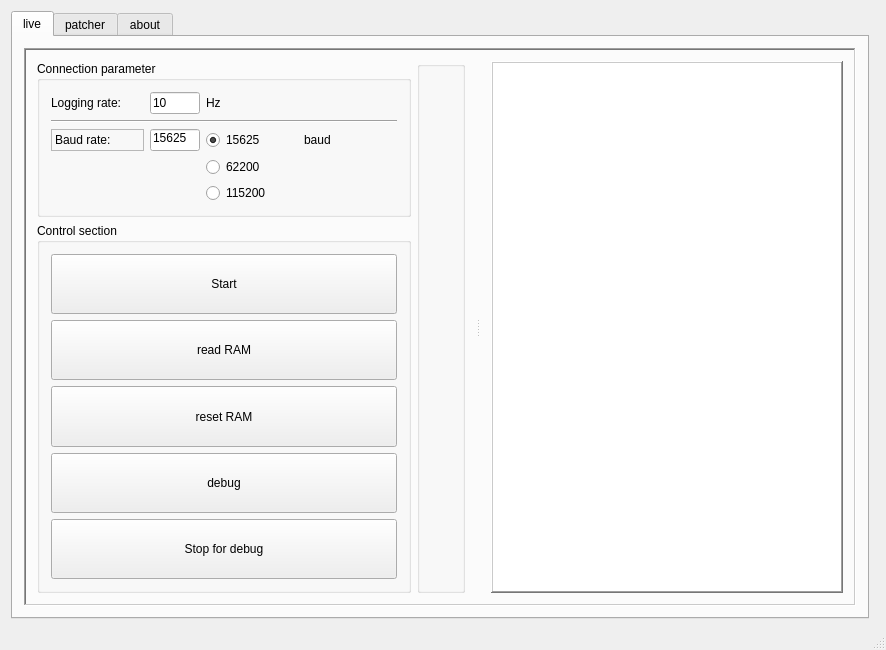
The window that mainwindow.ui (DowJhob/Evo-live-map) describes before a commit, drawn with Qt 5.
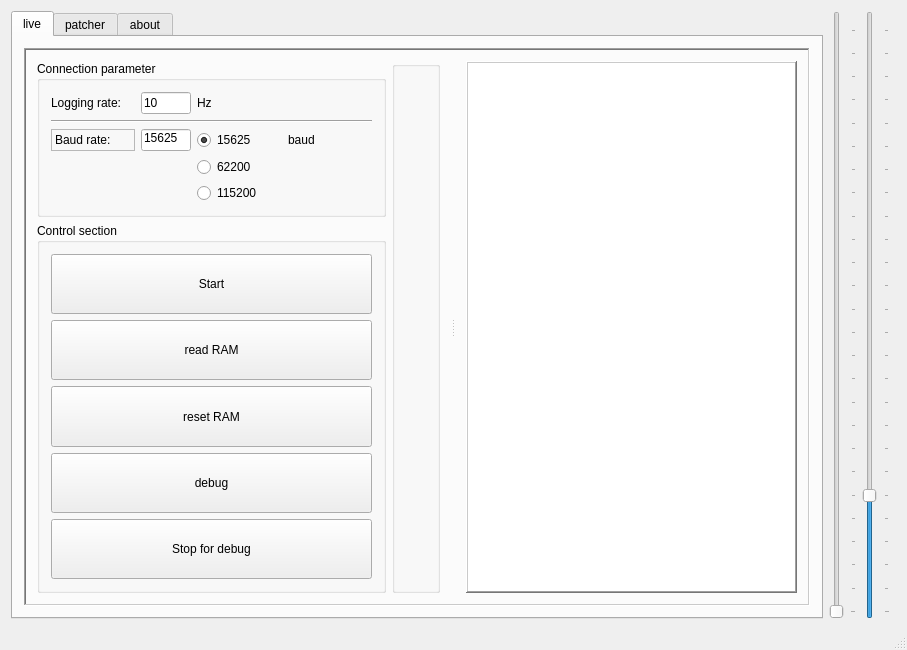
The same window after the commit. The open tabs and pages were chosen to show the change.

```diff
--- a/mainwindow.ui
+++ b/mainwindow.ui
@@ -747,6 +747,50 @@
       </widget>
      </widget>
     </item>
+    <item>
+     <widget class="QSlider" name="verticalSlider">
+      <property name="sizePolicy">
+       <sizepolicy hsizetype="Expanding" vsizetype="Expanding">
+        <horstretch>0</horstretch>
+        <verstretch>0</verstretch>
+       </sizepolicy>
+      </property>
+      <property name="maximum">
+       <number>255</number>
+      </property>
+      <property name="orientation">
+       <enum>Qt::Vertical</enum>
+      </property>
+     </widget>
+    </item>
+    <item>
+     <widget class="QSlider" name="verticalSlider_2">
+      <property name="sizePolicy">
+       <sizepolicy hsizetype="Expanding" vsizetype="Expanding">
+        <horstretch>0</horstretch>
+        <verstretch>0</verstretch>
+       </sizepolicy>
+      </property>
+      <property name="minimumSize">
+       <size>
+        <width>40</width>
+        <height>100</height>
+       </size>
+      </property>
+      <property name="maximum">
+       <number>255</number>
+      </property>
+      <property name="sliderPosition">
+       <number>50</number>
+      </property>
+      <property name="orientation">
+       <enum>Qt::Vertical</enum>
+      </property>
+      <property name="tickPosition">
+       <enum>QSlider::TicksBothSides</enum>
+      </property>
+     </widget>
+    </item>
     <item>
      <widget class="Line" name="line_2">
       <property name="enabled">
```
Left out of the diff: 8 changed lines with no effect on the pictures.
